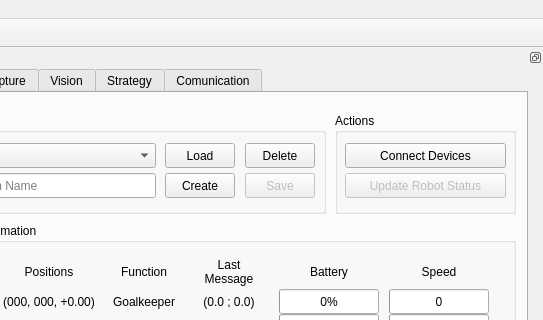
PEQUI-MEC/PY-VSSS-INF, file interface/mainwindow.ui: the form before one commit; both pictures show x 847 to 1390 and y 0 to 320 of the 1390 by 717 pixel window.
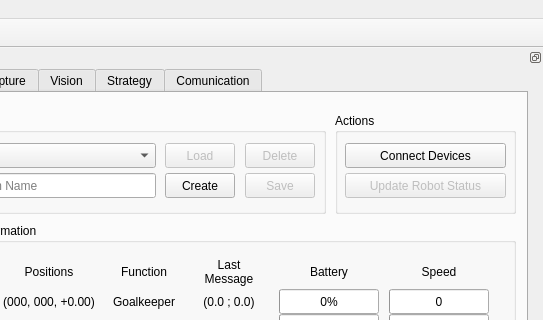
The form after the commit. The open tabs and pages were chosen to show the change. Icons and pictures are not drawn.

Diff of the .ui file:
```diff
--- a/interface/mainwindow.ui
+++ b/interface/mainwindow.ui
@@ -774,6 +774,9 @@
         </property>
        </widget>
        <widget class="QPushButton" name="pushButtonStrategyFormationDelete">
+        <property name="enabled">
+         <bool>false</bool>
+        </property>
         <property name="geometry">
          <rect>
           <x>310</x>
@@ -799,6 +802,9 @@
         </property>
        </widget>
        <widget class="QPushButton" name="pushButtonStrategyFormationLoad">
+        <property name="enabled">
+         <bool>false</bool>
+        </property>
         <property name="geometry">
          <rect>
           <x>230</x>
```
Left out of the diff: 2 changed lines with no effect on the pictures.
